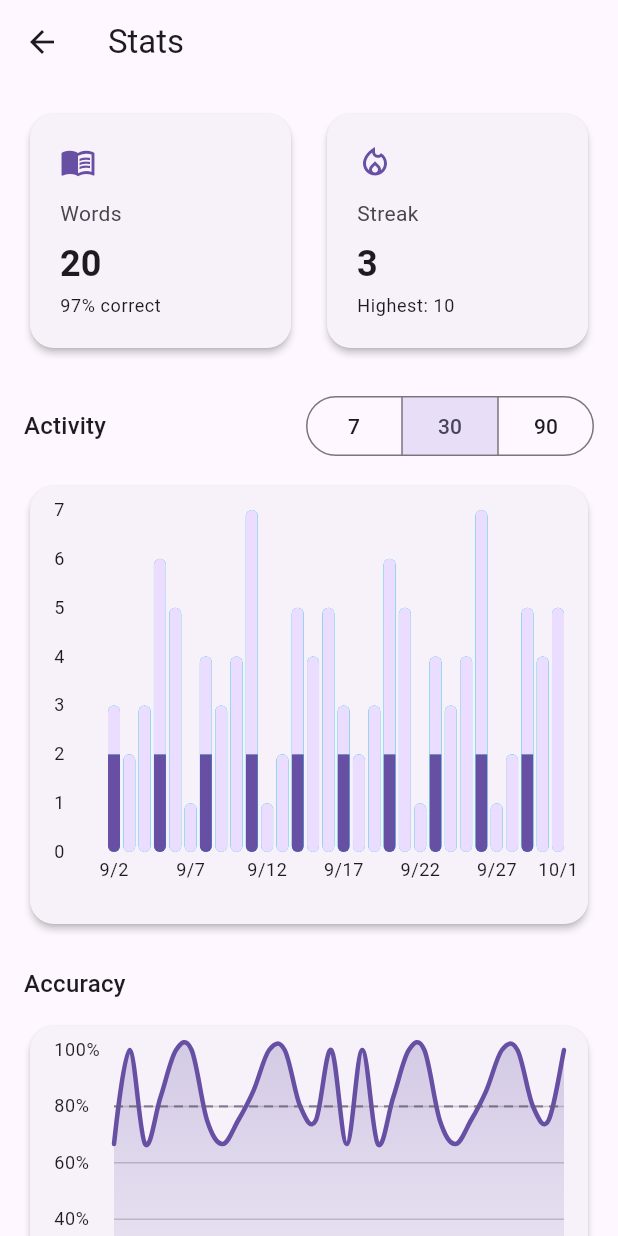
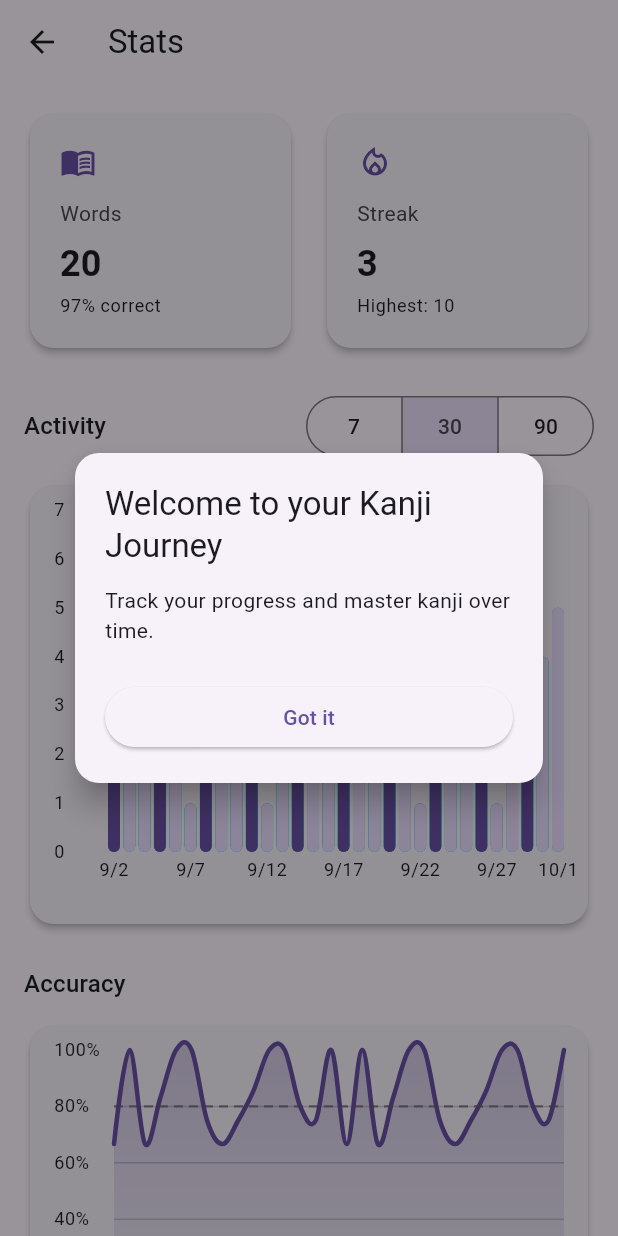
Before and after one commit to inami202rk-hub/my_kanji_app, a Flutter app: the screen it shows after launch, in the side drawer, after a tap on "統計", on a phone screen of 412 x 824 dp. Run offline on Flutter 3.47's test engine with Material 3 defaults, Android fonts, the phone set to English and light mode, and no system bars; drawn by our look-alikes of fl_chart; our stand-ins replace shared_preferences; missing offline and left inert: dart:html, dart:js_util; network calls fail.

Commit message:
feat(stats): add coachmark overlay and mastery help tooltip

```diff
--- a/lib/features/stats/presentation/stats_page.dart
+++ b/lib/features/stats/presentation/stats_page.dart
@@ -4,19 +4,27 @@ import 'package:flutter/material.dart';
 
 import '../data/stats_models.dart';
 import '../data/stats_service.dart';
+import '../services/onboarding_service.dart';
 import 'widgets/accuracy_chart.dart';
 import 'widgets/xp_chart.dart';
 import 'widgets/mastery_distribution.dart';
 import 'widgets/mastery_learned_grid.dart';
+import 'widgets/stats_coachmark.dart';
+import 'widgets/help_info_icon.dart';
 import 'widgets/activity_chart.dart';
 import 'widgets/range_switcher.dart';
 import 'widgets/summary_cards.dart';
 
 class StatsPage extends StatefulWidget {
-  StatsPage({super.key, StatsService? service})
-    : _service = service ?? MockStatsService();
+  StatsPage({
+    super.key,
+    StatsService? service,
+    OnboardingService? onboardingService,
+  }) : _service = service ?? MockStatsService(),
+       _onboardingService = onboardingService ?? OnboardingService();
 
   final StatsService _service;
+  final OnboardingService _onboardingService;
 
   @override
   State<StatsPage> createState() => _StatsPageState();
@@ -31,6 +39,7 @@ class _StatsPageState extends State<StatsPage> {
   bool _loadingSummary = true;
   bool _loadingTimeseries = true;
   bool _loadingMastery = true;
+  bool _showCoachmark = false;
   String? _masteryError;
   int? _selectedStar;
   String? _timeseriesError;
@@ -44,6 +53,9 @@ class _StatsPageState extends State<StatsPage> {
     _loadSummary();
     _loadMastery();
     _loadTimeseries(_range, immediate: true);
+    WidgetsBinding.instance.addPostFrameCallback((_) {
+      _maybeShowCoachmark();
+    });
   }
 
   @override
@@ -96,6 +108,25 @@ class _StatsPageState extends State<StatsPage> {
     }
   }
 
+  Future<void> _maybeShowCoachmark() async {
+    final seen = await widget._onboardingService.isStatsCoachmarkSeen();
+    if (!mounted) {
+      return;
+    }
+    if (!seen) {
+      setState(() {
+        _showCoachmark = true;
+      });
+    }
+  }
+
+  void _dismissCoachmark() {
+    setState(() {
+      _showCoachmark = false;
+    });
+    unawaited(widget._onboardingService.setStatsCoachmarkSeen(true));
+  }
+
   void _loadTimeseries(StatsRange range, {bool immediate = false}) {
     _debounce?.cancel();
     setState(() {
@@ -141,7 +172,7 @@ class _StatsPageState extends State<StatsPage> {
 
   @override
   Widget build(BuildContext context) {
-    return Scaffold(
+    final scaffold = Scaffold(
       appBar: AppBar(title: const Text('Stats')),
       body: SafeArea(
         child: RefreshIndicator(
@@ -191,7 +222,20 @@ class _StatsPageState extends State<StatsPage> {
                 const SizedBox(height: 12),
                 _buildXpCard(context),
                 const SizedBox(height: 24),
-                Text('Mastery', style: Theme.of(context).textTheme.titleMedium),
+                Row(
+                  children: [
+                    Expanded(
+                      child: Text(
+                        'Mastery distribution',
+                        style: Theme.of(context).textTheme.titleMedium,
+                      ),
+                    ),
+                    const HelpInfoIcon(
+                      message:
+                          "This bar shows how many kanji you've reviewed at each mastery level.",
+                    ),
+                  ],
+                ),
                 const SizedBox(height: 12),
                 _buildMasteryCard(context),
               ],
@@ -199,6 +243,13 @@ class _StatsPageState extends State<StatsPage> {
           ),
         ),
       ),
+    );
+
+    return Stack(
+      children: [
+        scaffold,
+        if (_showCoachmark) StatsCoachmark(onDismiss: _dismissCoachmark),
+      ],
     );
   }
 
@@ -263,7 +314,6 @@ class _StatsPageState extends State<StatsPage> {
   }
 
   Widget _buildMasteryCard(BuildContext context) {
-    const starGlyph = '\u2605';
     return Card(
       shape: RoundedRectangleBorder(borderRadius: BorderRadius.circular(16)),
       elevation: 2,
--- /dev/null
+++ b/lib/features/stats/presentation/widgets/help_info_icon.dart
@@ -0,0 +1,103 @@
+import 'package:flutter/material.dart';
+
+class HelpInfoIcon extends StatefulWidget {
+  const HelpInfoIcon({
+    super.key,
+    required this.message,
+    this.dialogTitle = 'Mastery distribution',
+    this.tooltipMaxWidth = 240,
+  });
+
+  final String message;
+  final String dialogTitle;
+  final double tooltipMaxWidth;
+
+  @override
+  State<HelpInfoIcon> createState() => _HelpInfoIconState();
+}
+
+class _HelpInfoIconState extends State<HelpInfoIcon> {
+  bool _showTooltip = false;
+
+  void _toggleTooltip() {
+    setState(() {
+      _showTooltip = !_showTooltip;
+    });
+  }
+
+  void _hideTooltip() {
+    if (!_showTooltip) {
+      return;
+    }
+    setState(() {
+      _showTooltip = false;
+    });
+  }
+
+  @override
+  Widget build(BuildContext context) {
+    final theme = Theme.of(context);
+    return Padding(
+      padding: const EdgeInsets.only(right: 8, top: 4),
+      child: TapRegion(
+        onTapOutside: (_) => _hideTooltip(),
+        child: Stack(
+          clipBehavior: Clip.none,
+          children: [
+            Semantics(
+              label: 'Mastery distribution help',
+              button: true,
+              child: IconButton(
+                icon: const Icon(Icons.info_outline),
+                tooltip: 'Mastery distribution help',
+                onPressed: _toggleTooltip,
+                iconSize: 24,
+                padding: EdgeInsets.zero,
+                constraints: const BoxConstraints.tightFor(
+                  width: 32,
+                  height: 32,
+                ),
+              ),
+            ),
+            if (_showTooltip)
+              Positioned(
+                right: 0,
+                top: 36,
+                child: Material(
+                  elevation: 4,
+                  borderRadius: BorderRadius.circular(12),
+                  color: theme.colorScheme.surface,
+                  child: ConstrainedBox(
+                    constraints: BoxConstraints(
+                      maxWidth: widget.tooltipMaxWidth,
+                    ),
+                    child: Padding(
+                      padding: const EdgeInsets.symmetric(
+                        horizontal: 12,
+                        vertical: 10,
+                      ),
+                      child: Column(
+                        mainAxisSize: MainAxisSize.min,
+                        crossAxisAlignment: CrossAxisAlignment.start,
+                        children: [
+                          Text(
+                            widget.dialogTitle,
+                            style: theme.textTheme.titleSmall,
+                          ),
+                          const SizedBox(height: 4),
+                          Text(
+                            widget.message,
+                            style: theme.textTheme.bodyMedium,
+                          ),
+                        ],
+                      ),
+                    ),
+                  ),
+                ),
+              ),
+          ],
+        ),
+      ),
+    );
+  }
+}
--- a/lib/features/stats/presentation/widgets/mastery_learned_grid.dart
+++ b/lib/features/stats/presentation/widgets/mastery_learned_grid.dart
@@ -1,6 +1,5 @@
 import 'package:flutter/material.dart';
 
-import '../../data/stats_models.dart';
 import '../../data/stats_models.dart';
 import '../../data/stats_service.dart';
 import 'kanji_detail_modal.dart';
--- /dev/null
+++ b/lib/features/stats/presentation/widgets/stats_coachmark.dart
@@ -0,0 +1,55 @@
+import 'package:flutter/material.dart';
+
+class StatsCoachmark extends StatelessWidget {
+  const StatsCoachmark({super.key, required this.onDismiss});
+
+  final VoidCallback onDismiss;
+
+  @override
+  Widget build(BuildContext context) {
+    final theme = Theme.of(context);
+    return Positioned.fill(
+      child: Material(
+        color: Colors.black.withValues(alpha: 0.4),
+        child: Center(
+          child: ConstrainedBox(
+            constraints: const BoxConstraints(maxWidth: 320),
+            child: Card(
+              shape: RoundedRectangleBorder(
+                borderRadius: BorderRadius.circular(16),
+              ),
+              elevation: 8,
+              child: Padding(
+                padding: const EdgeInsets.all(20),
+                child: Column(
+                  mainAxisSize: MainAxisSize.min,
+                  crossAxisAlignment: CrossAxisAlignment.stretch,
+                  children: [
+                    Text(
+                      'Welcome to your Kanji Journey',
+                      style: theme.textTheme.titleLarge,
+                    ),
+                    const SizedBox(height: 12),
+                    Text(
+                      'Track your progress and master kanji over time.',
+                      style: theme.textTheme.bodyMedium,
+                    ),
+                    const SizedBox(height: 24),
+                    Semantics(
+                      label: 'Dismiss coachmark',
+                      button: true,
+                      child: ElevatedButton(
+                        onPressed: onDismiss,
+                        child: const Text('Got it'),
+                      ),
+                    ),
+                  ],
+                ),
+              ),
+            ),
+          ),
+        ),
+      ),
+    );
+  }
+}
--- /dev/null
+++ b/lib/features/stats/services/onboarding_service.dart
@@ -0,0 +1,22 @@
+import 'package:shared_preferences/shared_preferences.dart';
+
+class OnboardingService {
+  OnboardingService({SharedPreferences? prefs})
+    : _prefsFuture = prefs != null
+          ? Future.value(prefs)
+          : SharedPreferences.getInstance();
+
+  static const String statsCoachmarkKey = 'stats_coachmark_seen';
+
+  final Future<SharedPreferences> _prefsFuture;
+
+  Future<bool> isStatsCoachmarkSeen() async {
+    final prefs = await _prefsFuture;
+    return prefs.getBool(statsCoachmarkKey) ?? false;
+  }
+
+  Future<void> setStatsCoachmarkSeen(bool value) async {
+    final prefs = await _prefsFuture;
+    await prefs.setBool(statsCoachmarkKey, value);
+  }
+}
```
Also changed, not shown: lib/features/stats/presentation/widgets/kanji_detail_modal.dart (+13 -24 lines), 2 other files.
